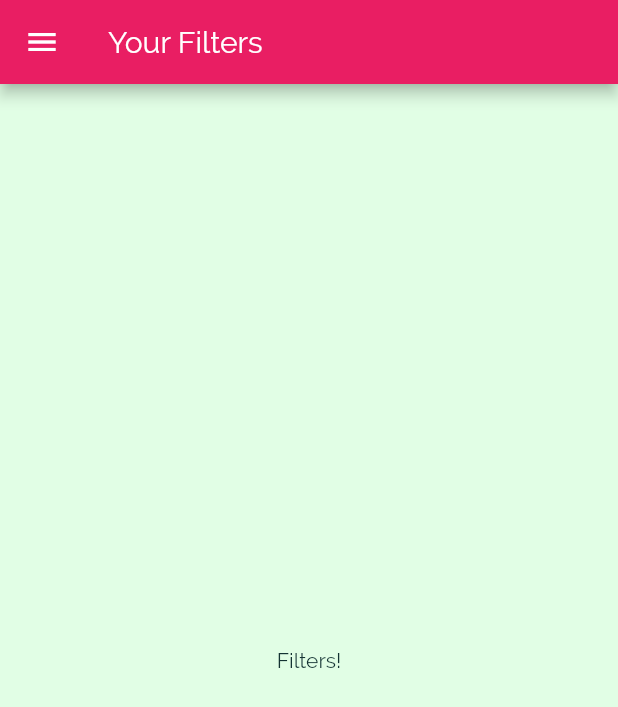
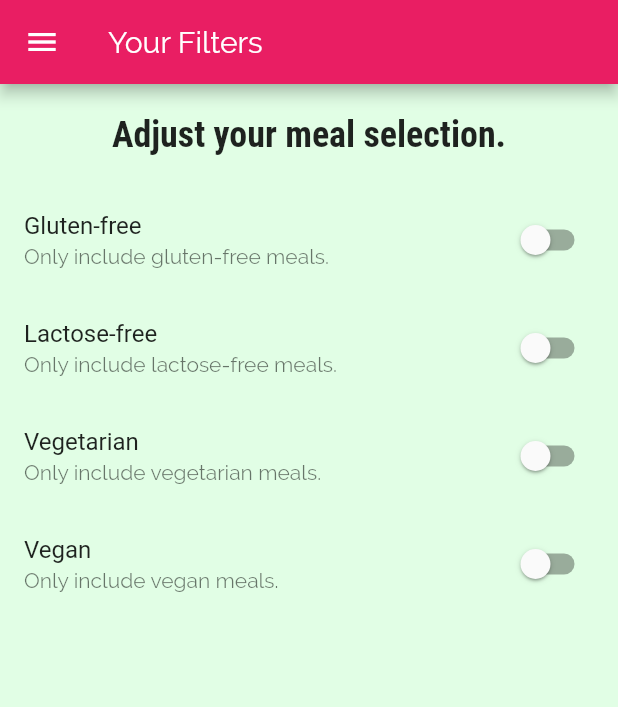
Before and after one commit to paulrsmithjnr/flutter_practice, a Flutter app: the FiltersScreen screen opened by its route, on a phone screen of 412 x 824 dp. Shown: the top 707 px of the screen. Run offline on Flutter 3.47's test engine with Material 2 defaults, Android fonts, the phone set to English and light mode, and no system bars.

Commit message:
Added switches to the filters screen

```diff
--- a/deli_meals/lib/screens/filters_screen.dart
+++ b/deli_meals/lib/screens/filters_screen.dart
@@ -3,8 +3,33 @@ import 'package:flutter/material.dart';
 
 import '../widgets/main_drawer.dart';
 
-class FiltersScreen extends StatelessWidget {
+class FiltersScreen extends StatefulWidget {
   static const routeName = '/filters';
+
+  @override
+  _FiltersScreenState createState() => _FiltersScreenState();
+}
+
+class _FiltersScreenState extends State<FiltersScreen> {
+  var _glutenFree = false;
+  var _vegetarian = false;
+  var _vegan = false;
+  var _lactoseFree = false;
+
+  Widget _buildSwitchListTile(
+    String title,
+    String description,
+    bool currentValue,
+    Function updateValue,
+  ) {
+    return SwitchListTile(
+      title: Text(title),
+      value: currentValue,
+      subtitle: Text(description),
+      onChanged: updateValue,
+    );
+  }
+
   @override
   Widget build(BuildContext context) {
     return Scaffold(
@@ -12,8 +37,70 @@ class FiltersScreen extends StatelessWidget {
         title: Text('Your Filters'),
       ),
       drawer: MainDrawer(),
-      body: Center(
-        child: Text('Filters!'),
+      body: Column(
+        children: [
+          Container(
+            padding: EdgeInsets.all(20),
+            child: Text(
+              'Adjust your meal selection.',
+              style: Theme.of(context).textTheme.title,
+            ),
+          ),
+          Expanded(
+            child: ListView(
+              children: [
+                _buildSwitchListTile(
+                  'Gluten-free',
+                  'Only include gluten-free meals.',
+                  _glutenFree,
+                  (newValue) {
+                    setState(
+                      () {
+                        _glutenFree = newValue;
+                      },
+                    );
+                  },
+                ),
+                _buildSwitchListTile(
+                  'Lactose-free',
+                  'Only include lactose-free meals.',
+                  _lactoseFree,
+                  (newValue) {
+                    setState(
+                      () {
+                        _lactoseFree = newValue;
+                      },
+                    );
+                  },
+                ),
+                _buildSwitchListTile(
+                  'Vegetarian',
+                  'Only include vegetarian meals.',
+                  _vegetarian,
+                  (newValue) {
+                    setState(
+                      () {
+                        _vegetarian = newValue;
+                      },
+                    );
+                  },
+                ),
+                _buildSwitchListTile(
+                  'Vegan',
+                  'Only include vegan meals.',
+                  _vegan,
+                  (newValue) {
+                    setState(
+                      () {
+                        _vegan = newValue;
+                      },
+                    );
+                  },
+                ),
+              ],
+            ),
+          ),
+        ],
       ),
     );
   }
```
Also changed, not shown: deli_meals/lib/screens/category_meals_screen.dart (+41 -19 lines), deli_meals/lib/screens/meal_detail_screen.dart (+9 -0 lines), deli_meals/lib/widgets/meal_item.dart (+12 -1 lines).
